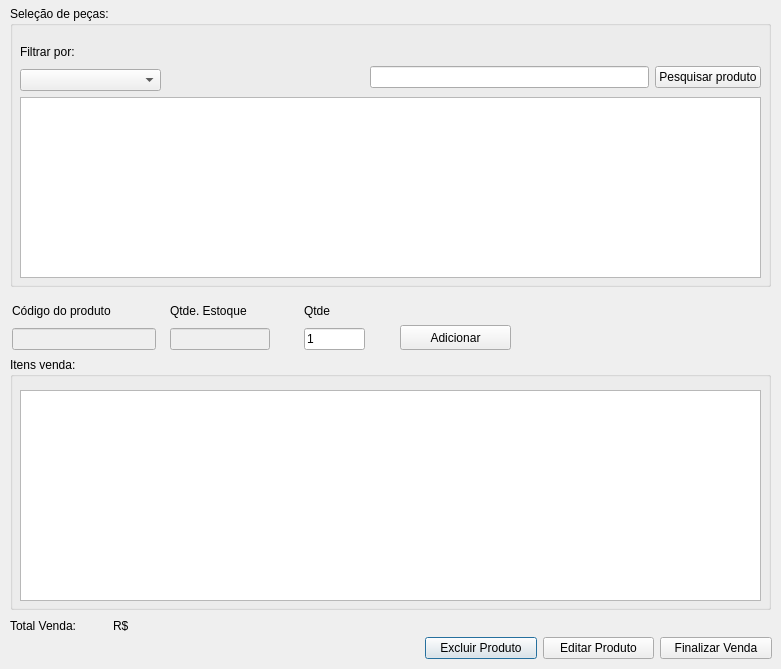
Above: frm_novavenda.ui from ustop0/TCC before the change. Below: the same form after it.
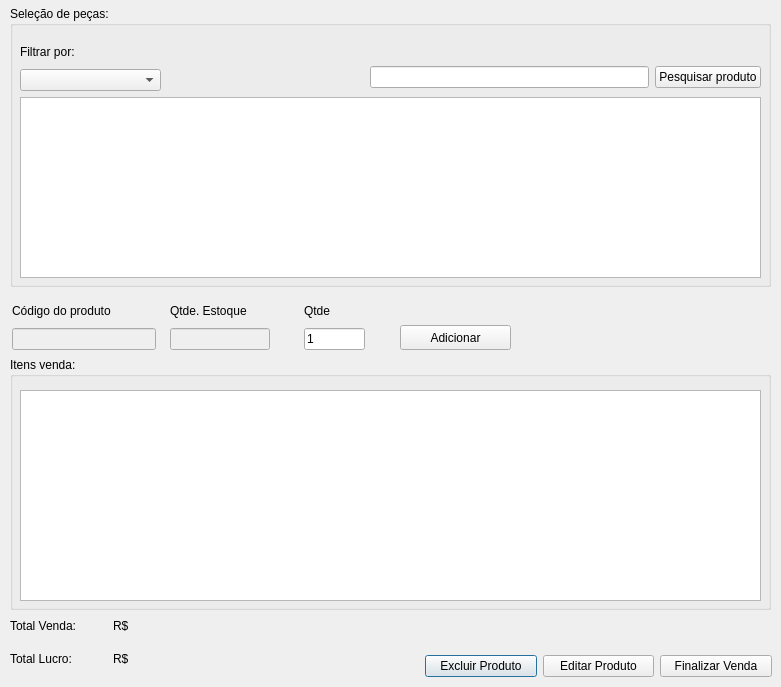
That is the form after the change.

Commit message:
Ajustes na tela de vendas
Trabalhando na tela de vendas

What changed in the file:
```diff
--- a/frm_novavenda.ui
+++ b/frm_novavenda.ui
@@ -7,7 +7,7 @@
     <x>0</x>
     <y>0</y>
     <width>781</width>
-    <height>669</height>
+    <height>687</height>
    </rect>
   </property>
   <property name="windowTitle">
@@ -105,7 +105,7 @@
    <property name="geometry">
     <rect>
      <x>425</x>
-     <y>633</y>
+     <y>651</y>
      <width>347</width>
      <height>31</height>
     </rect>
@@ -253,6 +253,32 @@
     <string>Adicionar</string>
    </property>
   </widget>
+  <widget class="QLabel" name="label_5">
+   <property name="geometry">
+    <rect>
+     <x>10</x>
+     <y>650</y>
+     <width>81</width>
+     <height>17</height>
+    </rect>
+   </property>
+   <property name="text">
+    <string>Total Lucro:</string>
+   </property>
+  </widget>
+  <widget class="QLabel" name="lb_totallucro">
+   <property name="geometry">
+    <rect>
+     <x>113</x>
+     <y>650</y>
+     <width>151</width>
+     <height>17</height>
+    </rect>
+   </property>
+   <property name="text">
+    <string>R$</string>
+   </property>
+  </widget>
   <zorder>groupBox_2</zorder>
   <zorder>groupBox</zorder>
   <zorder>tw_listapecas</zorder>
```
Left out of the diff: 2 changed lines with no effect on the pictures. The commit also changes 1 other file.
